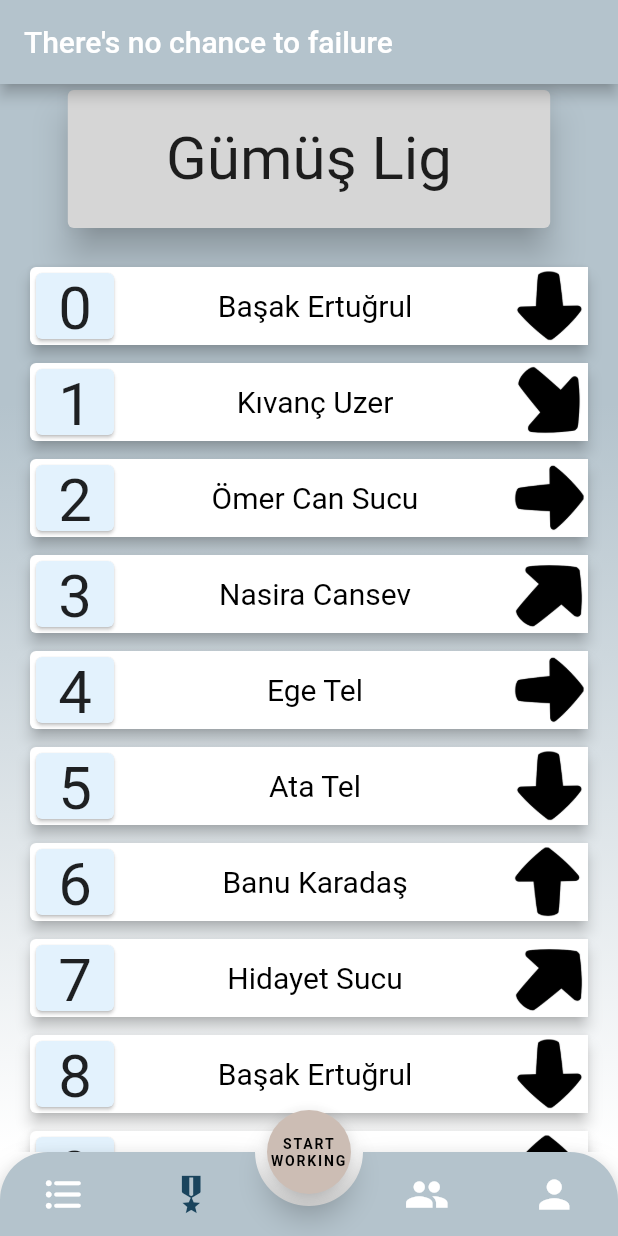
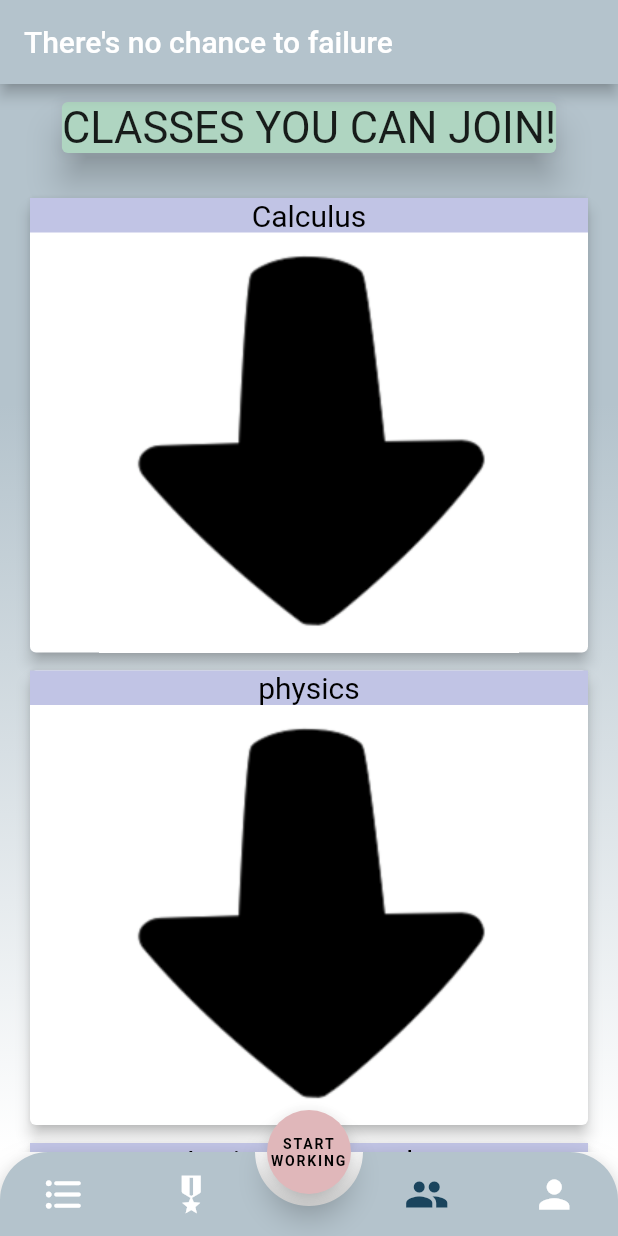
Before and after one commit to basakertugrul/motivasyon, a Flutter app: the screen it shows after launch, on a phone screen of 412 x 824 dp. Run offline on Flutter 3.47's test engine with Material 2 defaults, Android fonts, the phone set to English and light mode, and no system bars; drawn by our look-alikes of animated_bottom_navigation_bar, auto_animated; missing offline and left inert: circular_reveal_animation.

```diff
--- /dev/null
+++ b/lib/class/class.dart
@@ -0,0 +1,8 @@
+class Class {
+  String name;
+  String picture;
+  Class(String name, String picture) {
+    this.name = name;
+    this.picture = picture;
+  }
+}
--- /dev/null
+++ b/lib/class/classes.dart
@@ -0,0 +1,71 @@
+import 'package:auto_animated/auto_animated.dart';
+import 'package:flutter/material.dart';
+import 'package:motivation/main.dart';
+import 'package:motivation/class/outils_classes.dart';
+
+class Classes extends StatelessWidget {
+  @override
+  Widget build(BuildContext context) => Scaffold(
+        body: SafeArea(
+          child: Container(
+            width: MediaQuery.of(context).size.width,
+            decoration: BoxDecoration(
+                gradient: LinearGradient(
+                    begin: Alignment.topCenter,
+                    end: Alignment.bottomCenter,
+                    stops: [
+                  0.3,
+                  1.0
+                ],
+                    colors: [
+                  HexColor('#B4C3CC'),
+                  HexColor('#ffffff'),
+                ])),
+            child: Column(
+              children: <Widget>[
+                Container(
+                  margin: EdgeInsets.only(
+                      left: 3.0, right: 3.0, top: 8.0, bottom: 4.0),
+                  width: MediaQuery.of(context).size.width,
+                  child: Center(
+                    child: Card(
+                      color: HexColor('#AFD5C1'),
+                      child: Text(
+                        "CLASSES YOU CAN JOIN!",
+                        style: TextStyle(
+                          fontSize: 29,
+                        ),
+                        textAlign: TextAlign.center,
+                      ),
+                      elevation: 10,
+                    ),
+                  ),
+                ),
+                Expanded(
+                  child: VerticalExampleClass(),
+                ),
+              ],
+            ),
+          ),
+        ),
+      );
+}
+
+//item count list.length olcak
+class VerticalExampleClass extends StatelessWidget {
+  @override
+  Widget build(BuildContext context) => LiveList(
+        showItemInterval: Duration(milliseconds: 80),
+        showItemDuration: Duration(milliseconds: 150),
+        padding: EdgeInsets.all(16),
+        reAnimateOnVisibility: true,
+        scrollDirection: Axis.vertical,
+        itemCount: 40,
+        itemBuilder: animationItemBuilder(
+          (index) => VerticalItemClasses(
+            title: index.toString(),
+          ),
+          padding: EdgeInsets.symmetric(vertical: 2),
+        ),
+      );
+}
--- /dev/null
+++ b/lib/class/outils_classes.dart
@@ -0,0 +1,116 @@
+import 'package:flutter/material.dart';
+import 'package:motivation/class/class.dart';
+import 'package:motivation/main.dart';
+
+//mape çevirip yükseliş alçalış ona göre icon
+
+class VerticalItemClasses extends StatefulWidget {
+  const VerticalItemClasses({
+    @required this.title,
+    Key key,
+  }) : super(key: key);
+
+  final String title;
+
+  @override
+  _VerticalItemState createState() => _VerticalItemState();
+}
+
+class _VerticalItemState extends State<VerticalItemClasses> {
+  final cardHeight = 300.0;
+
+  final List<Class> names = [
+    new Class('Calculus', 'assets/calculus.png'),
+    new Class('physics', 'assets/fizik.png'),
+    new Class("Ancient Philosophy", 'assets/felsefe.png'),
+    new Class("Bau Engineering", 'assets/bau.png'),
+    new Class("AutoCad", 'assets/autocad.png'),
+  ];
+
+  @override
+  Widget build(BuildContext context) => Container(
+        child: Card(
+          elevation: 4,
+          child: Column(children: [
+            Container(
+              color: HexColor('#c1c4e5'),
+              child: Center(
+                child: Text(
+                  names[int.parse(widget.title)].name,
+                  style: TextStyle(color: Colors.black, fontSize: 20),
+                  textAlign: TextAlign.center,
+                ),
+              ),
+            ),
+            Expanded(
+              //child: Image(
+              // image: AssetImage(names[int.parse(widget.title)].picture)),
+              //child: Image.asset('arrow1.png'),
+              child: Image(
+                image: AssetImage('assets/arrow3.png'),
+              ),
+            ),
+          ]),
+        ),
+      );
+}
+
+/// Wrap Ui item with animation & padding
+Widget Function(
+  BuildContext context,
+  int index,
+  Animation<double> animation,
+) animationItemBuilder(
+  Widget Function(int index) child, {
+  EdgeInsets padding = EdgeInsets.zero,
+}) =>
+    (
+      BuildContext context,
+      int index,
+      Animation<double> animation,
+    ) =>
+        FadeTransition(
+          opacity: Tween<double>(
+            begin: 0,
+            end: 1,
+          ).animate(animation),
+          child: SlideTransition(
+            position: Tween<Offset>(
+              begin: Offset(0, -0.1),
+              end: Offset.zero,
+            ).animate(animation),
+            child: Padding(
+              padding: padding,
+              child: child(index),
+            ),
+          ),
+        );
+
+Widget Function(
+  BuildContext context,
+  Animation<double> animation,
+) animationBuilder(
+  Widget child, {
+  double xOffset = 0,
+  EdgeInsets padding = EdgeInsets.zero,
+}) =>
+    (
+      BuildContext context,
+      Animation<double> animation,
+    ) =>
+        FadeTransition(
+          opacity: Tween<double>(
+            begin: 0,
+            end: 1,
+          ).animate(animation),
+          child: SlideTransition(
+            position: Tween<Offset>(
+              begin: Offset(xOffset, 0.1),
+              end: Offset.zero,
+            ).animate(animation),
+            child: Padding(
+              padding: padding,
+              child: child,
+            ),
+          ),
+        );
--- a/lib/main.dart
+++ b/lib/main.dart
@@ -4,8 +4,9 @@ import 'package:circular_reveal_animation/circular_reveal_animation.dart';
 import 'package:flutter/foundation.dart';
 import 'package:flutter/material.dart';
 import 'package:flutter/services.dart';
-import 'package:motivation/list.dart';
-import 'package:motivation/teams.dart';
+import 'package:motivation/ranked/list.dart';
+import 'package:motivation/class/classes.dart';
+import 'package:motivation/profile.dart';
 
 void main() => runApp(MyApp());
 
@@ -36,7 +37,7 @@ class MyHomePage extends StatefulWidget {
 
 class _MyHomePageState extends State<MyHomePage>
     with SingleTickerProviderStateMixin {
-  var _bottomNavIndex = 1;
+  var _bottomNavIndex = 2;
 
   //default index of first screen
 //GİRİŞ SAYFASINI BURADAN SEÇİYORUZ
@@ -44,8 +45,8 @@ class _MyHomePageState extends State<MyHomePage>
   final List<Widget> _children = [
     Center(child: Text("Page: 1")),
     LiveListExample(),
-    Center(child: Text("Page: 3")),
-    Teams(),
+    Classes(),
+    Profile(),
   ];
 
   AnimationController _animationController;
@@ -128,7 +129,7 @@ class _MyHomePageState extends State<MyHomePage>
         scale: animation,
         child: FloatingActionButton(
           elevation: 8,
-          backgroundColor: HexColor('#CCBDB4'),
+          backgroundColor: HexColor('#E0B7BA'),
           child: Text(
             sentence[i],
             style: TextStyle(
--- a/lib/teams.dart
+++ b/lib/profile.dart
@@ -1,7 +1,7 @@
 import 'package:flutter/material.dart';
 import 'package:motivation/main.dart';
 
-class Teams extends StatelessWidget {
+class Profile extends StatelessWidget {
   @override
   Widget build(BuildContext context) => Scaffold(
         body: SafeArea(
--- a/lib/list.dart
+++ b/lib/ranked/list.dart
@@ -1,7 +1,7 @@
 import 'package:flutter/material.dart';
 import 'package:auto_animated/auto_animated.dart';
 import 'package:motivation/main.dart';
-import 'package:motivation/outils.dart';
+import 'package:motivation/ranked/outils.dart';
 
 class LiveListExample extends StatelessWidget {
   @override
--- a/lib/outils.dart
+++ b/lib/ranked/outils.dart
@@ -1,5 +1,5 @@
 import 'package:flutter/material.dart';
-import 'package:motivation/person.dart';
+import 'package:motivation/ranked/person.dart';
 
 //mape çevirip yükseliş alçalış ona göre icon
 
--- a/pubspec.yaml
+++ b/pubspec.yaml
@@ -26,6 +26,7 @@ dependencies:
   animated_bottom_navigation_bar: ^0.1.2+2
   circular_reveal_animation: ^1.1.5
   auto_animated:
+  image: ^2.1.18
 
   # The following adds the Cupertino Icons font to your application.
   # Use with the CupertinoIcons class for iOS style icons.
```
Also changed, not shown: assets/autocad.png (added), assets/bau.png (added), assets/calculus.png (added), assets/felsefe.png (added), assets/fizik.png (added), lib/ranked/person.dart (renamed from lib/person.dart), pubspec.lock, 46 other files.
